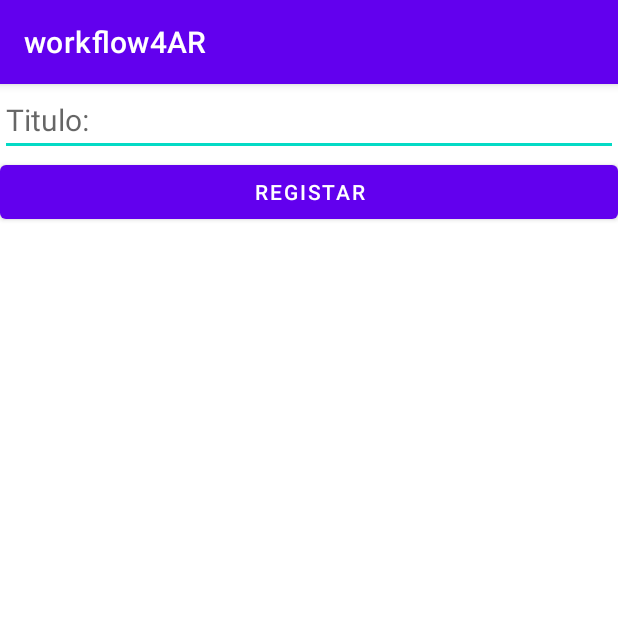
After one commit to davidperezaponte/workflow4AR, an Android app: the CrearFlujosTrabajo screen opened directly, with no data from a screen before it, on a phone screen of 412 x 824 dp, the top half of it. The commit adds this screen. Run offline under Robolectric (Android 15) with nearby library versions, the phone set to English and light mode, and no system bars.

Commit message:
Se agrega creación base de datos

```diff
--- a/app/src/main/AndroidManifest.xml
+++ b/app/src/main/AndroidManifest.xml
@@ -9,6 +9,9 @@
         android:roundIcon="@mipmap/ic_launcher_round"
         android:supportsRtl="true"
         android:theme="@style/Theme.Workflow4AR">
+        <activity
+            android:name=".CrearFlujosTrabajo"
+            android:exported="false" />
         <activity
             android:name=".ListaFlujosTrabajo"
             android:exported="false" />
--- /dev/null
+++ b/app/src/main/java/com/example/workflow4ar/CrearFlujosTrabajo.java
@@ -0,0 +1,45 @@
+package com.example.workflow4ar;
+
+import androidx.appcompat.app.AppCompatActivity;
+
+import android.os.Bundle;
+import android.view.View;
+import android.widget.Button;
+import android.widget.EditText;
+import android.widget.Toast;
+
+import com.example.workflow4ar.db.DbflujosTrabajo;
+
+public class CrearFlujosTrabajo extends AppCompatActivity {
+
+    EditText et_titulo;
+    Button btnRegistrarFlujo;
+
+    @Override
+    protected void onCreate(Bundle savedInstanceState) {
+        super.onCreate(savedInstanceState);
+        setContentView(R.layout.activity_crear_flujos_trabajo);
+
+        et_titulo = findViewById(R.id.et_titulo);
+        btnRegistrarFlujo = findViewById(R.id.btnRegistrarFlujo);
+
+        btnRegistrarFlujo.setOnClickListener(new View.OnClickListener() {
+            @Override
+            public void onClick(View v) {
+                DbflujosTrabajo dbflujosTrabajo = new DbflujosTrabajo(CrearFlujosTrabajo.this);
+                long id = dbflujosTrabajo.insertarFlujosTrabajo(et_titulo.getText().toString());
+
+                if(id > 0){
+                    Toast.makeText(CrearFlujosTrabajo.this,"REGISTRO EXITOSO",Toast.LENGTH_LONG).show();
+                    limpiar();
+                }else {
+                    Toast.makeText(CrearFlujosTrabajo.this,"ERROR EN EL REGISTRO",Toast.LENGTH_LONG).show();
+                }
+            }
+        });
+    }
+
+    private void limpiar(){
+        et_titulo.setText("");
+    }
+}
--- /dev/null
+++ b/app/src/main/res/layout/activity_crear_flujos_trabajo.xml
@@ -0,0 +1,25 @@
+<?xml version="1.0" encoding="utf-8"?>
+<LinearLayout xmlns:android="http://schemas.android.com/apk/res/android"
+    xmlns:app="http://schemas.android.com/apk/res-auto"
+    xmlns:tools="http://schemas.android.com/tools"
+    android:layout_width="match_parent"
+    android:layout_height="match_parent"
+    android:orientation="vertical"
+    tools:context=".CrearFlujosTrabajo">
+
+    <EditText
+        android:id="@+id/et_titulo"
+        android:layout_width="match_parent"
+        android:layout_height="wrap_content"
+        android:ems="10"
+        android:hint="@string/hint_titulo"
+        android:inputType="textPersonName"
+        android:textSize="20sp"
+        android:autofillHints="" />
+
+    <Button
+        android:id="@+id/btnRegistrarFlujo"
+        android:layout_width="match_parent"
+        android:layout_height="wrap_content"
+        android:text="@string/btn_registrar" />
+</LinearLayout>
--- a/app/src/main/res/values/strings.xml
+++ b/app/src/main/res/values/strings.xml
@@ -2,4 +2,9 @@
     <string name="app_name">workflow4AR</string>
     <!-- TODO: Remove or change this placeholder text -->
     <string name="hello_blank_fragment">Hello blank fragment</string>
+    <string name="hint_titulo">Titulo:</string>
+    <string name="btn_registrar">Registar</string>
+    <string name="menu_crearFlujo">Crear flujos de trabajo</string>
+    <string name="menu_verFlujo">Ver flujo de trabajo</string>
+    VER FLUJOS DE TRABAJO
 </resources>
```
Also changed, not shown: app/src/main/java/com/example/workflow4ar/MainActivity.java (+39 -2 lines), app/src/main/java/com/example/workflow4ar/db/DbHelper.java (added, +50 -0 lines), app/src/main/java/com/example/workflow4ar/db/DbflujosTrabajo.java (added, +36 -0 lines), app/src/main/res/layout/activity_main.xml (+4 -32 lines), app/src/main/res/menu/menu_principal.xml (added, +10 -0 lines).
